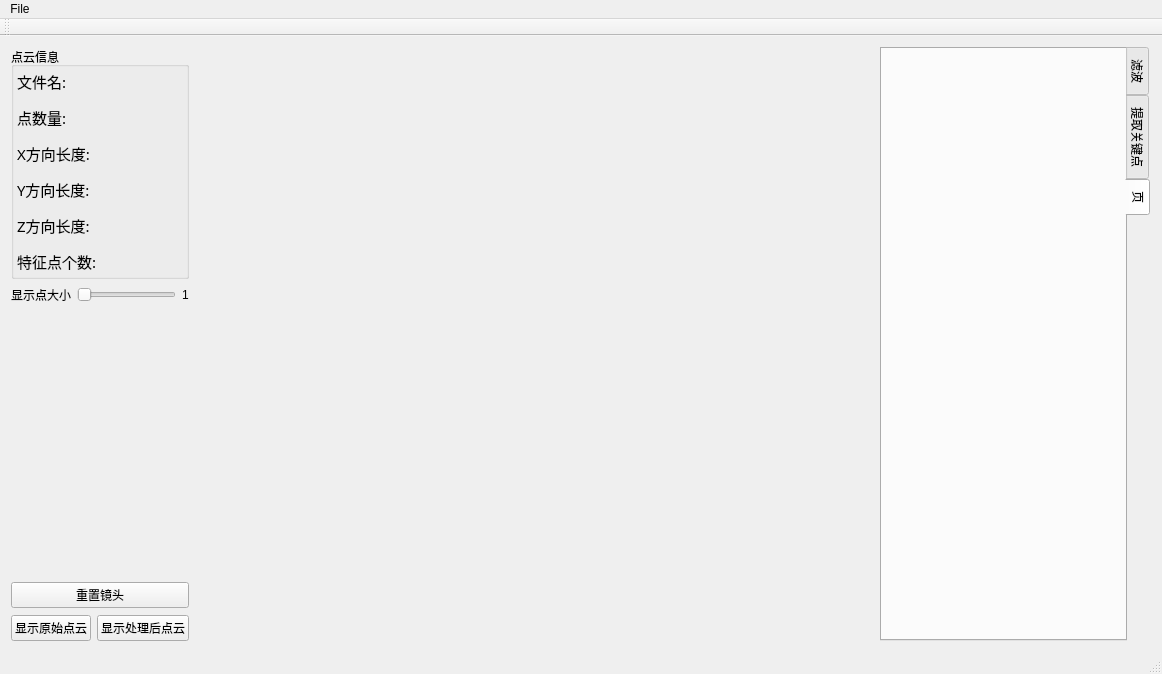
Above: PCLTool/PCLTool.ui from YanZY97/PCLTool before the change. Below: the same form after it.
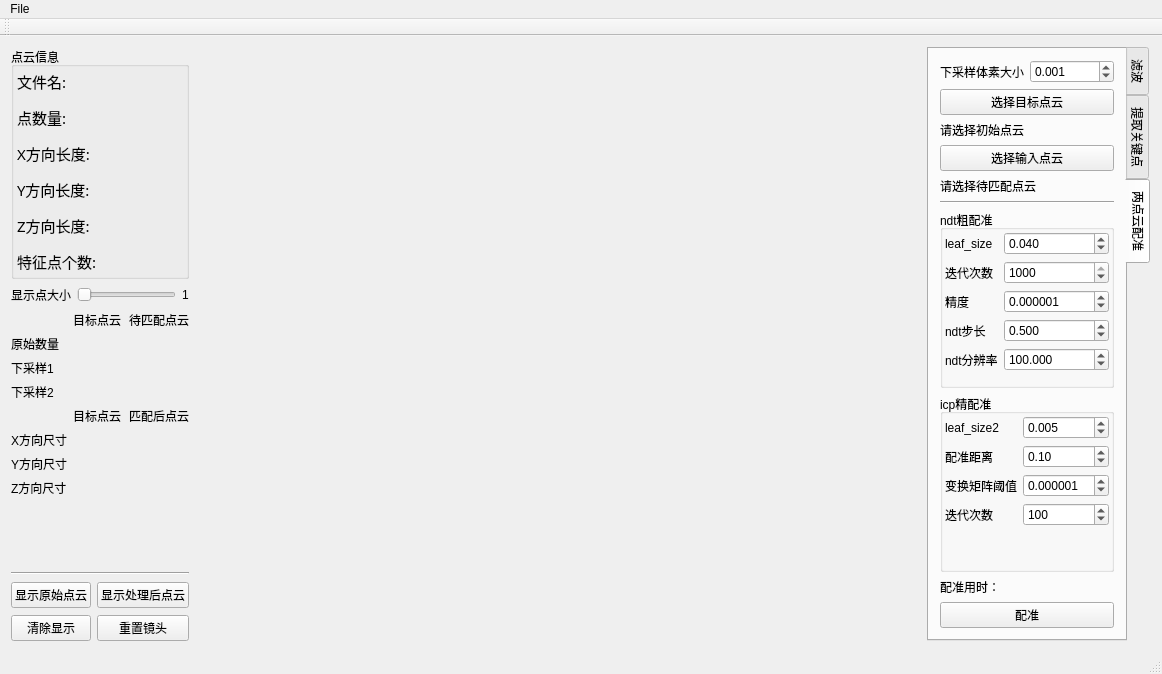
That is the form after the change. The open tabs and pages were chosen to show the change. Custom widgets are drawn as their Qt base class.

Commit message: # 两点云配准

What changed in the file:
```diff
--- a/PCLTool/PCLTool.ui
+++ b/PCLTool/PCLTool.ui
@@ -20,9 +20,9 @@
      <verstretch>0</verstretch>
     </sizepolicy>
    </property>
-   <layout class="QHBoxLayout" name="horizontalLayout" stretch="0,5,2">
+   <layout class="QHBoxLayout" name="horizontalLayout" stretch="0,1,0">
     <item>
-     <layout class="QVBoxLayout" name="layoutDisplay" stretch="0,0,1,0,0">
+     <layout class="QVBoxLayout" name="layoutDisplay" stretch="0,0,0,1,0,0">
       <property name="spacing">
        <number>7</number>
       </property>
@@ -241,6 +241,164 @@
         </item>
        </layout>
       </item>
+      <item>
+       <layout class="QGridLayout" name="gridLayout">
+        <item row="5" column="1">
+         <widget class="QLabel" name="lblTgtSizeX">
+          <property name="text">
+           <string/>
+          </property>
+         </widget>
+        </item>
+        <item row="1" column="1">
+         <widget class="QLabel" name="lblNumPointsCloud1">
+          <property name="text">
+           <string/>
+          </property>
+         </widget>
+        </item>
+        <item row="5" column="2">
+         <widget class="QLabel" name="lblResSizeX">
+          <property name="text">
+           <string/>
+          </property>
+         </widget>
+        </item>
+        <item row="6" column="1">
+         <widget class="QLabel" name="lblTgtSizeY">
+          <property name="text">
+           <string/>
+          </property>
+         </widget>
+        </item>
+        <item row="5" column="0">
+         <widget class="QLabel" name="label_46">
+          <property name="text">
+           <string>X方向尺寸</string>
+          </property>
+         </widget>
+        </item>
+        <item row="0" column="2">
+         <widget class="QLabel" name="label_27">
+          <property name="text">
+           <string>待匹配点云</string>
+          </property>
+         </widget>
+        </item>
+        <item row="3" column="2">
+         <widget class="QLabel" name="lblNumPointsCloud2Grid2">
+          <property name="text">
+           <string/>
+          </property>
+         </widget>
+        </item>
+        <item row="1" column="2">
+         <widget class="QLabel" name="lblNumPointsCloud2">
+          <property name="text">
+           <string/>
+          </property>
+         </widget>
+        </item>
+        <item row="6" column="2">
+         <widget class="QLabel" name="lblResSizeY">
+          <property name="text">
+           <string/>
+          </property>
+         </widget>
+        </item>
+        <item row="6" column="0">
+         <widget class="QLabel" name="label_50">
+          <property name="text">
+           <string>Y方向尺寸</string>
+          </property>
+         </widget>
+        </item>
+        <item row="4" column="1">
+         <widget class="QLabel" name="label_43">
+          <property name="text">
+           <string>目标点云</string>
+          </property>
+         </widget>
+        </item>
+        <item row="4" column="2">
+         <widget class="QLabel" name="label_44">
+          <property name="text">
+           <string>匹配后点云</string>
+          </property>
+         </widget>
+        </item>
+        <item row="3" column="0">
+         <widget class="QLabel" name="label_40">
+          <property name="text">
+           <string>下采样2</string>
+          </property>
+         </widget>
+        </item>
+        <item row="2" column="1">
+         <widget class="QLabel" name="lblNumPointsCloud1Grid1">
+          <property name="text">
+           <string/>
+          </property>
+         </widget>
+        </item>
+        <item row="2" column="2">
+         <widget class="QLabel" name="lblNumPointsCloud2Grid1">
+          <property name="text">
+           <string/>
+          </property>
+         </widget>
+        </item>
+        <item row="0" column="1">
+         <widget class="QLabel" name="label_26">
+          <property name="text">
+           <string>目标点云</string>
+          </property>
+         </widget>
+        </item>
+        <item row="3" column="1">
+         <widget class="QLabel" name="lblNumPointsCloud1Grid2">
+          <property name="text">
+           <string/>
+          </property>
+         </widget>
+        </item>
+        <item row="1" column="0">
+         <widget class="QLabel" name="label_34">
+          <property name="text">
+           <string>原始数量</string>
+          </property>
+         </widget>
+        </item>
+        <item row="2" column="0">
+         <widget class="QLabel" name="label_39">
+          <property name="text">
+           <string>下采样1</string>
+          </property>
+         </widget>
+        </item>
+        <item row="7" column="1">
+         <widget class="QLabel" name="lblTgtSizeZ">
+          <property name="text">
+           <string/>
+          </property>
+         </widget>
+        </item>
+        <item row="7" column="0">
+         <widget class="QLabel" name="label_52">
+          <property name="text">
+           <string>Z方向尺寸</string>
+          </property>
+         </widget>
+        </item>
+        <item row="7" column="2">
+         <widget class="QLabel" name="lblResSizeZ">
+          <property name="text">
+           <string/>
+          </property>
+         </widget>
+        </item>
+       </layout>
+      </item>
       <item>
        <spacer name="verticalSpacer">
         <property name="orientation">
@@ -255,18 +413,9 @@
        </spacer>
       </item>
       <item>
-       <widget class="QPushButton" name="btnResetCamera">
-        <property name="enabled">
-         <bool>true</bool>
-        </property>
-        <property name="sizePolicy">
-         <sizepolicy hsizetype="Minimum" vsizetype="Fixed">
-          <horstretch>0</horstretch>
-          <verstretch>0</verstretch>
-         </sizepolicy>
-        </property>
-        <property name="text">
-         <string>重置镜头</string>
+       <widget class="Line" name="line_2">
+        <property name="orientation">
+         <enum>Qt::Horizontal</enum>
         </property>
        </widget>
       </item>
@@ -289,6 +438,29 @@
           </property>
          </widget>
         </item>
+        <item row="1" column="0">
+         <widget class="QPushButton" name="btnRmPointClouds">
+          <property name="text">
+           <string>清除显示</string>
+          </property>
+         </widget>
+        </item>
+        <item row="1" column="1">
+         <widget class="QPushButton" name="btnResetCamera">
+          <property name="enabled">
+           <bool>true</bool>
+          </property>
+          <property name="sizePolicy">
+           <sizepolicy hsizetype="Minimum" vsizetype="Fixed">
+            <horstretch>0</horstretch>
+            <verstretch>0</verstretch>
+           </sizepolicy>
+          </property>
+          <property name="text">
+           <string>重置镜头</string>
+          </property>
+         </widget>
+        </item>
        </layout>
       </item>
      </layout>
@@ -902,8 +1074,329 @@
       </widget>
       <widget class="QWidget" name="tab">
        <attribute name="title">
-        <string>页</string>
+        <string>两点云配准</string>
        </attribute>
+       <layout class="QVBoxLayout" name="verticalLayout_10" stretch="0,0,1,0,0">
+        <item>
+         <layout class="QVBoxLayout" name="verticalLayout_12">
+          <item>
+           <layout class="QFormLayout" name="formLayout_8">
+            <item row="0" column="0">
+             <widget class="QLabel" name="label_28">
+              <property name="text">
+               <string>下采样体素大小</string>
+              </property>
+             </widget>
+            </item>
+            <item row="0" column="1">
+             <widget class="QDoubleSpinBox" name="sboxRegLeafSize">
+              <property name="decimals">
+               <number>3</number>
+              </property>
+              <property name="singleStep">
+               <double>0.001000000000000</double>
+              </property>
+              <property name="value">
+               <double>0.001000000000000</double>
+              </property>
+             </widget>
+            </item>
+           </layout>
+          </item>
+          <item>
+           <widget class="QPushButton" name="btnChooseCloud1">
+            <property name="text">
+             <string>选择目标点云</string>
+            </property>
+           </widget>
+          </item>
+          <item>
+           <widget class="QLabel" name="lblCloud1Name">
+            <property name="text">
+             <string>请选择初始点云</string>
+            </property>
+           </widget>
+          </item>
+          <item>
+           <widget class="QPushButton" name="btnChooseCloud2">
+            <property name="text">
+             <string>选择输入点云</string>
+            </property>
+           </widget>
+          </item>
+          <item>
+           <widget class="QLabel" name="lblCloud2Name">
+            <property name="text">
+             <string>请选择待匹配点云</string>
+            </property>
+           </widget>
+          </item>
+         </layout>
+        </item>
+        <item>
+         <widget class="Line" name="line">
+          <property name="orientation">
+           <enum>Qt::Horizontal</enum>
+          </property>
+         </widget>
+        </item>
+        <item>
+         <layout class="QVBoxLayout" name="verticalLayout_13">
+          <item>
+           <widget class="QGroupBox" name="groupBox_2">
+            <property name="title">
+             <string>ndt粗配准</string>
+            </property>
+            <layout class="QVBoxLayout" name="verticalLayout_14">
+             <property name="leftMargin">
+              <number>2</number>
+             </property>
+             <property name="topMargin">
+              <number>2</number>
+             </property>
+             <property name="rightMargin">
+              <number>2</number>
+             </property>
+             <property name="bottomMargin">
+              <number>2</number>
+             </property>
+             <item>
+              <layout class="QFormLayout" name="formLayout_9">
+               <item row="1" column="0">
+                <widget class="QLabel" name="label_32">
+                 <property name="text">
+                  <string>leaf_size</string>
+                 </property>
+                </widget>
+               </item>
+               <item row="1" column="1">
+                <widget class="QDoubleSpinBox" name="sboxNDTLeafSize">
+                 <property name="decimals">
+                  <number>3</number>
+                 </property>
+                 <property name="singleStep">
+                  <double>0.001000000000000</double>
+                 </property>
+                 <property name="value">
+                  <double>0.040000000000000</double>
+                 </property>
+                </widget>
+               </item>
+               <item row="2" column="0">
+                <widget class="QLabel" name="label_30">
+                 <property name="text">
+                  <string>迭代次数</string>
+                 </property>
+                </widget>
+               </item>
+               <item row="2" column="1">
+                <widget class="QSpinBox" name="sboxIterations">
+                 <property name="maximum">
+                  <number>1000</number>
+                 </property>
+                 <property name="value">
+                  <number>1000</number>
+                 </property>
+                 <property name="displayIntegerBase">
+                  <number>10</number>
+                 </property>
+                </widget>
+               </item>
+               <item row="3" column="0">
+                <widget class="QLabel" name="label_31">
+                 <property name="text">
+                  <string>精度</string>
+                 </property>
+                </widget>
+               </item>
+               <item row="3" column="1">
+                <widget class="QDoubleSpinBox" name="sboxEpsilon">
+                 <property name="decimals">
+                  <number>6</number>
+                 </property>
+                 <property name="value">
+                  <double>0.000001000000000</double>
+                 </property>
+                </widget>
+               </item>
+               <item row="4" column="0">
+                <widget class="QLabel" name="label_25">
+                 <property name="text">
+                  <string>ndt步长</string>
+                 </property>
+                </widget>
+               </item>
+               <item row="4" column="1">
+                <widget class="QDoubleSpinBox" name="sboxNDTStepSize">
+                 <property name="decimals">
+                  <number>3</number>
+                 </property>
+                 <property name="singleStep">
+                  <double>0.001000000000000</double>
+                 </property>
+                 <property name="value">
+                  <double>0.500000000000000</double>
+                 </property>
+                </widget>
+               </item>
+               <item row="5" column="0">
+                <widget class="QLabel" name="label_29">
+                 <property name="text">
+                  <string>ndt分辨率</string>
+                 </property>
+                </widget>
+               </item>
+               <item row="5" column="1">
+                <widget class="QDoubleSpinBox" name="sboxNDTResolution">
+                 <property name="decimals">
+                  <number>3</number>
+                 </property>
+                 <property name="maximum">
+                  <double>1000.000000000000000</double>
+                 </property>
+                 <property name="singleStep">
+                  <double>0.010000000000000</double>
+                 </property>
+                 <property name="value">
+                  <double>100.000000000000000</double>
+                 </property>
+                </widget>
+               </item>
+              </layout>
+             </item>
+            </layout>
+           </widget>
+          </item>
+          <item>
+           <widget class="QGroupBox" name="groupBox_3">
+            <property name="title">
+             <string>icp精配准</string>
+            </property>
+            <layout class="QVBoxLayout" name="verticalLayout_15">
+             <property name="leftMargin">
+              <number>2</number>
+             </property>
+             <property name="topMargin">
+              <number>2</number>
+             </property>
+             <property name="rightMargin">
+              <number>2</number>
+             </property>
+             <property name="bottomMargin">
+              <number>2</number>
+             </property>
+             <item>
+              <layout class="QFormLayout" name="formLayout_10">
+               <item row="2" column="0">
+                <widget class="QLabel" name="label_35">
+                 <property name="text">
+                  <string>变换矩阵阈值</string>
+                 </property>
+                </widget>
+               </item>
+               <item row="2" column="1">
+                <widget class="QDoubleSpinBox" name="sboxEpsilonICP">
+                 <property name="decimals">
+                  <number>6</number>
+                 </property>
+                 <property name="maximum">
+                  <double>10.000000000000000</double>
+                 </property>
+                 <property name="singleStep">
+                  <double>0.001000000000000</double>
+                 </property>
+                 <property name="value">
+                  <double>0.000001000000000</double>
+                 </property>
+                </widget>
+               </item>
+               <item row="3" column="0">
+                <widget class="QLabel" name="label_36">
+                 <property name="text">
+                  <string>迭代次数</string>
+                 </property>
+                </widget>
+               </item>
+               <item row="3" column="1">
+                <widget class="QSpinBox" name="xboxIterationsICP">
+                 <property name="maximum">
+                  <number>500</number>
+                 </property>
+                 <property name="value">
+                  <number>100</number>
+                 </property>
+                </widget>
+               </item>
+               <item row="1" column="0">
+                <widget class="QLabel" name="label_37">
+                 <property name="text">
+                  <string>配准距离</string>
+                 </property>
+                </widget>
+               </item>
+               <item row="1" column="1">
+                <widget class="QDoubleSpinBox" name="sboxCorreDistance">
+                 <property name="maximum">
+                  <double>200.000000000000000</double>
+                 </property>
+                 <property name="value">
+                  <double>0.100000000000000</double>
+                 </property>
+                </widget>
+               </item>
+               <item row="0" column="0">
+                <widget class="QLabel" name="label_33">
+                 <property name="text">
+                  <string>leaf_size2</string>
+                 </property>
+                </widget>
+               </item>
+               <item row="0" column="1">
+                <widget class="QDoubleSpinBox" name="sboxICPLeafSize">
+                 <property name="decimals">
+                  <number>3</number>
+                 </property>
+                 <property name="singleStep">
+                  <double>0.001000000000000</double>
+                 </property>
+                 <property name="value">
+                  <double>0.005000000000000</double>
+                 </property>
+                </widget>
+               </item>
+              </layout>
+             </item>
+            </layout>
+           </widget>
+          </item>
+         </layout>
+        </item>
+        <item>
+         <layout class="QFormLayout" name="formLayout_11">
+          <item row="0" column="0">
+           <widget class="QLabel" name="label_24">
+            <property name="text">
+             <string>配准用时：</string>
+            </property>
+           </widget>
+          </item>
+          <item row="0" column="1">
+           <widget class="QLabel" name="lblRegTime">
+            <property name="text">
+             <string/>
+            </property>
+           </widget>
+          </item>
+         </layout>
+        </item>
+        <item>
+         <widget class="QPushButton" name="btnRegistration">
+          <property name="text">
+           <string>配准</string>
+          </property>
+         </widget>
+        </item>
+       </layout>
       </widget>
      </widget>
     </item>
```
Left out of the diff: 30 changed lines with no effect on the pictures. The commit also changes 5 other files.
